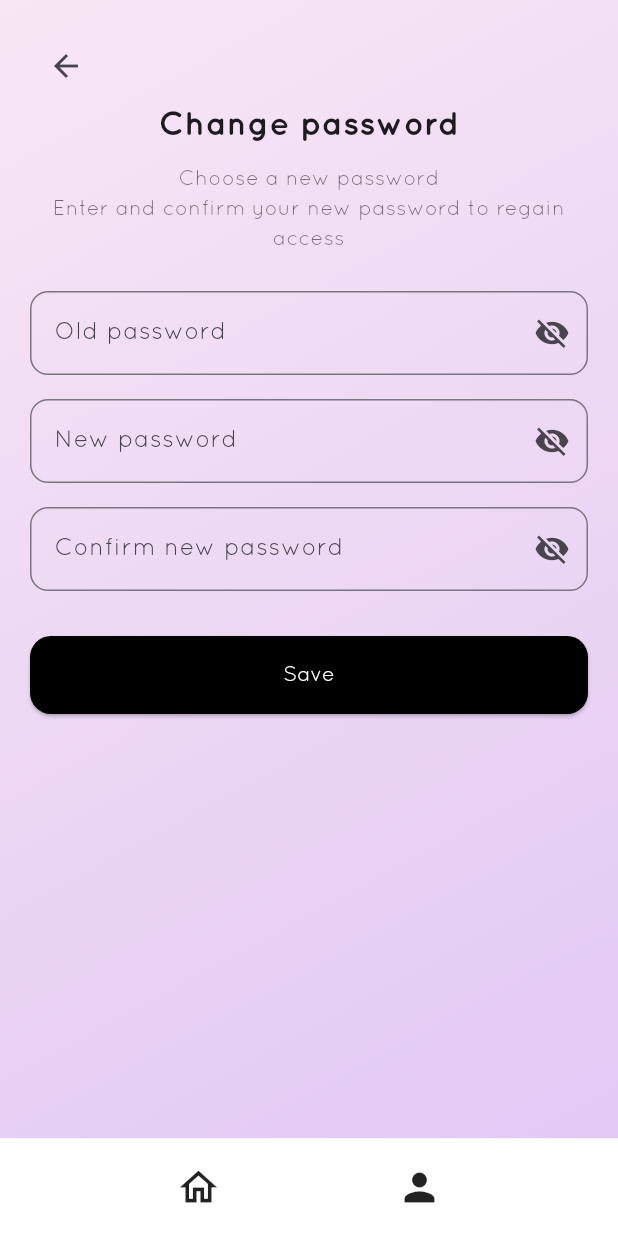
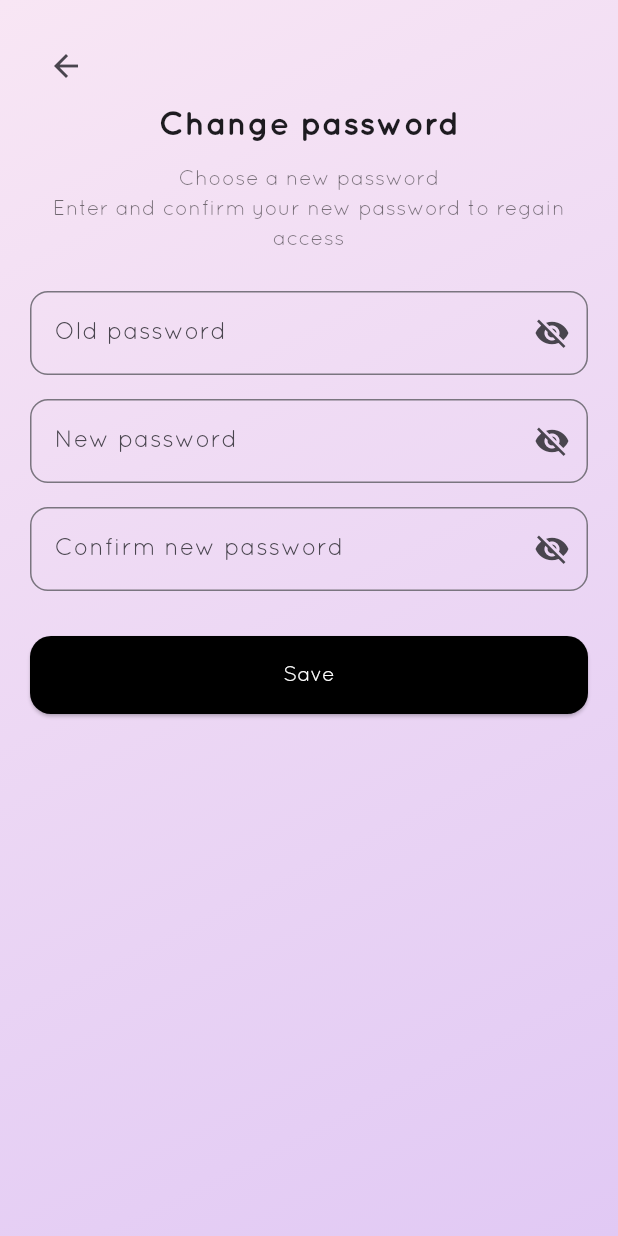
Before and after one commit to zawcompany/MOOD_TRACKER, a Flutter app: the ChangePasswordPage screen opened directly, on a phone screen of 412 x 824 dp. Run offline on Flutter 3.47's test engine with Material 3 defaults, Android fonts, the phone set to English and light mode, and no system bars; our stand-ins replace cloud_firestore, firebase_auth, firebase_core, firebase_storage, image_picker; accounts and stored records are empty.

Commit message:
Hapus navbar di change password

```diff
--- a/lib/page/change_password_page.dart
+++ b/lib/page/change_password_page.dart
@@ -19,7 +19,6 @@ class _ChangePasswordPageState extends State<ChangePasswordPage> {
   @override
   Widget build(BuildContext context) {
     return Scaffold(
-      bottomNavigationBar: _bottomNav(),
       body: Container(
         decoration: _bgGradient(),
         child: SafeArea(
@@ -119,18 +118,4 @@ class _ChangePasswordPageState extends State<ChangePasswordPage> {
       ),
     );
   }
-
-  Widget _bottomNav() {
-    return Container(
-      height: 65,
-      decoration: const BoxDecoration(color: Colors.white),
-      child: Row(
-        mainAxisAlignment: MainAxisAlignment.spaceEvenly,
-        children: const [
-          Icon(Icons.home_outlined, size: 30),
-          Icon(Icons.person, size: 30),
-        ],
-      ),
-    );
-  }
 }
--- a/lib/page/profile_page.dart
+++ b/lib/page/profile_page.dart
@@ -4,7 +4,6 @@ import '../../services/auth_service.dart';
 import '../page/edit_profile_page.dart';
 import '../page/change_password_page.dart';
 import '../page/logout_dialog.dart';
-// import 'package:mood_tracker/page/widgets/custom_navbar.dart';
 
 // [MODIFIKASI] Ubah menjadi StatefulWidget untuk mengelola refresh data
 class ProfilePage extends StatefulWidget {
```
